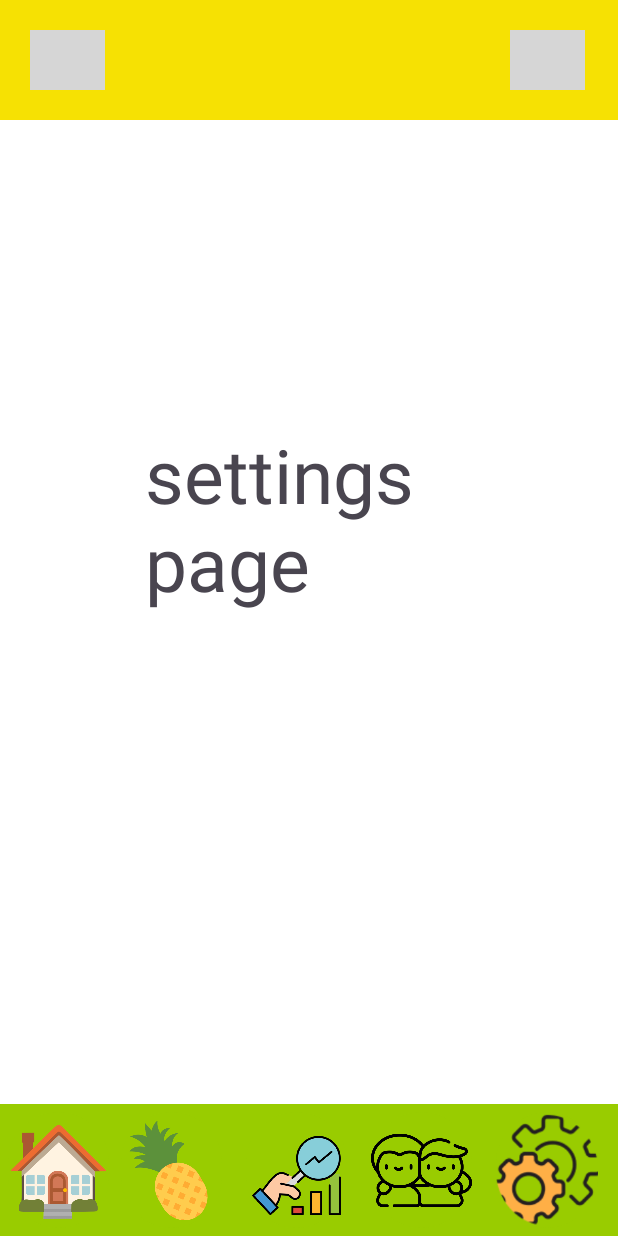
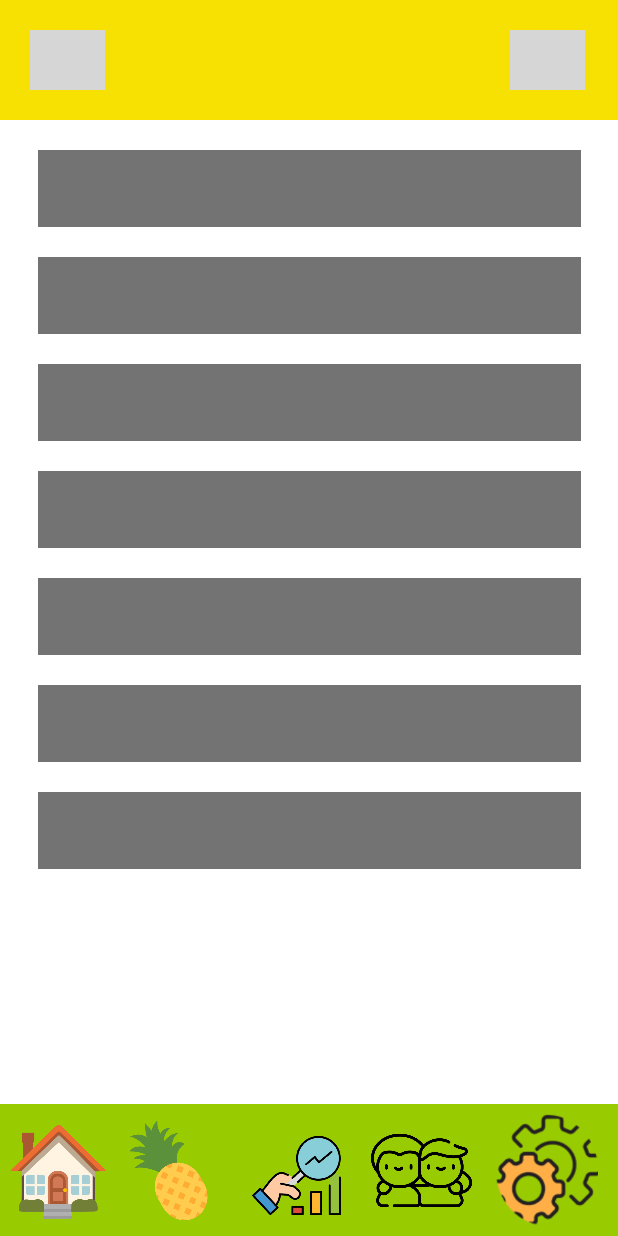
Before and after one commit to snuhcs-course/swpp-2023-project-team-5, an Android app: the SettingsPageActivity screen opened directly, with no data from a screen before it, on a phone screen of 412 x 824 dp. Run offline under Robolectric (Android 15) with nearby library versions, the phone set to English and light mode, and no system bars; grey boxes are pictures that could not be loaded.

Commit message:
otherPages second commit

```diff
--- a/ImPine/app/src/main/res/layout/settings_page.xml
+++ b/ImPine/app/src/main/res/layout/settings_page.xml
@@ -101,16 +101,69 @@
             android:src="@drawable/set" />
     </LinearLayout>
 
-    <TextView
-        android:layout_width="219dp"
-        android:layout_height="251dp"
-        android:text="settings page"
-        android:textSize="50dp"
-
-        app:layout_constraintBottom_toTopOf="@+id/footerBar"
+    <View
+        android:id="@+id/rectangle1"
+        android:layout_width="362dp"
+        android:layout_height="51dp"
+        android:layout_marginTop="20dp"
+        android:background="@color/gray"
         app:layout_constraintEnd_toEndOf="parent"
         app:layout_constraintStart_toStartOf="parent"
         app:layout_constraintTop_toBottomOf="@+id/headerBar" />
+    <View
+        android:id="@+id/rectangle2"
+        android:layout_width="362dp"
+        android:layout_height="51dp"
+        android:layout_marginTop="20dp"
+        android:background="@color/gray"
+        app:layout_constraintTop_toBottomOf="@+id/rectangle1"
+        app:layout_constraintStart_toStartOf="parent"
+        app:layout_constraintEnd_toEndOf="parent" />
+    <View
+        android:id="@+id/rectangle3"
+        android:layout_width="362dp"
+        android:layout_height="51dp"
+        android:layout_marginTop="20dp"
+        android:background="@color/gray"
+        app:layout_constraintTop_toBottomOf="@+id/rectangle2"
+        app:layout_constraintStart_toStartOf="parent"
+        app:layout_constraintEnd_toEndOf="parent" />
+    <View
+        android:id="@+id/rectangle4"
+        android:layout_width="362dp"
+        android:layout_height="51dp"
+        android:layout_marginTop="20dp"
+        android:background="@color/gray"
+        app:layout_constraintTop_toBottomOf="@+id/rectangle3"
+        app:layout_constraintStart_toStartOf="parent"
+        app:layout_constraintEnd_toEndOf="parent" />
+    <View
+        android:id="@+id/rectangle5"
+        android:layout_width="362dp"
+        android:layout_height="51dp"
+        android:layout_marginTop="20dp"
+        android:background="@color/gray"
+        app:layout_constraintTop_toBottomOf="@+id/rectangle4"
+        app:layout_constraintStart_toStartOf="parent"
+        app:layout_constraintEnd_toEndOf="parent" />
+    <View
+        android:id="@+id/rectangle6"
+        android:layout_width="362dp"
+        android:layout_height="51dp"
+        android:layout_marginTop="20dp"
+        android:background="@color/gray"
+        app:layout_constraintTop_toBottomOf="@+id/rectangle5"
+        app:layout_constraintStart_toStartOf="parent"
+        app:layout_constraintEnd_toEndOf="parent" />
+    <View
+        android:id="@+id/rectangle7"
+        android:layout_width="362dp"
+        android:layout_height="51dp"
+        android:layout_marginTop="20dp"
+        android:background="@color/gray"
+        app:layout_constraintTop_toBottomOf="@+id/rectangle6"
+        app:layout_constraintStart_toStartOf="parent"
+        app:layout_constraintEnd_toEndOf="parent" />
 
 
 
```
